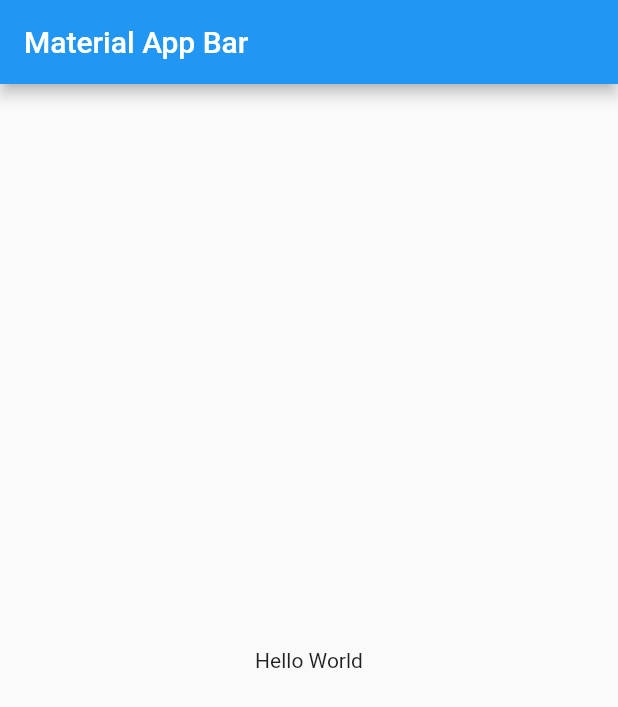
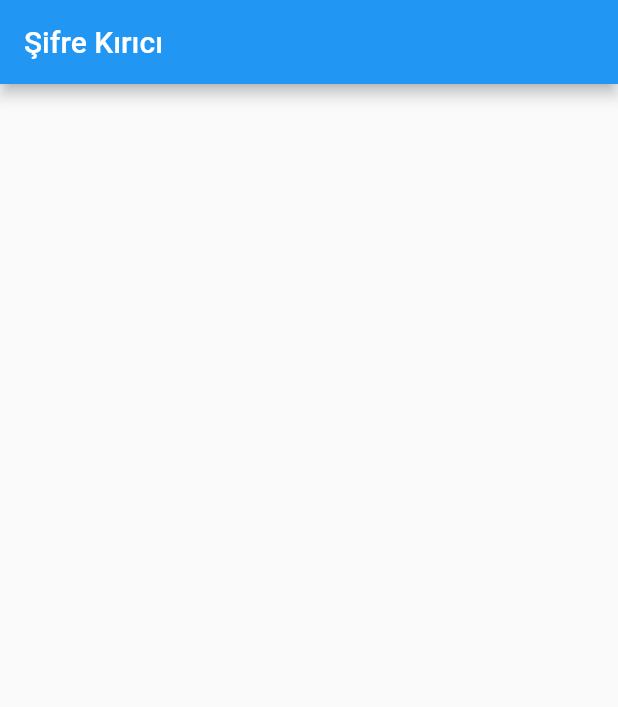
Before and after one commit to hesty/password-cracker-game, a Flutter app: the screen it shows after launch, on a phone screen of 412 x 824 dp. Shown: the top 707 px of the screen. Run offline on Flutter 3.47's test engine with Material 2 defaults, Android fonts, the phone set to English and light mode, and no system bars.

```diff
--- /dev/null
+++ b/lib/game_view.dart
@@ -0,0 +1,20 @@
+import 'package:flutter/material.dart';
+
+class GameView extends StatefulWidget {
+  const GameView({super.key});
+
+  @override
+  State<GameView> createState() => _GameViewState();
+}
+
+class _GameViewState extends State<GameView> {
+  @override
+  Widget build(BuildContext context) {
+    return Scaffold(
+      appBar: AppBar(
+        title: const Text('Şifre Kırıcı'),
+      ),
+      body: const Center(),
+    );
+  }
+}
--- a/lib/main.dart
+++ b/lib/main.dart
@@ -1,4 +1,5 @@
 import 'package:flutter/material.dart';
+import 'package:password_cracker_game/game_view.dart';
 
 void main() => runApp(const MyApp());
 
@@ -7,16 +8,9 @@ class MyApp extends StatelessWidget {
 
   @override
   Widget build(BuildContext context) {
-    return MaterialApp(
+    return const MaterialApp(
       title: 'Password Cracker Game',
-      home: Scaffold(
-        appBar: AppBar(
-          title: const Text('Material App Bar'),
-        ),
-        body: const Center(
-          child: Text('Hello World'),
-        ),
-      ),
+      home: GameView(),
     );
   }
 }
--- a/pubspec.yaml
+++ b/pubspec.yaml
@@ -21,3 +21,6 @@ dev_dependencies:
 
 flutter:
   uses-material-design: true
+
+  assets:
+    - assets/images/
```
Also changed, not shown: assets/images/dial.png (added).
